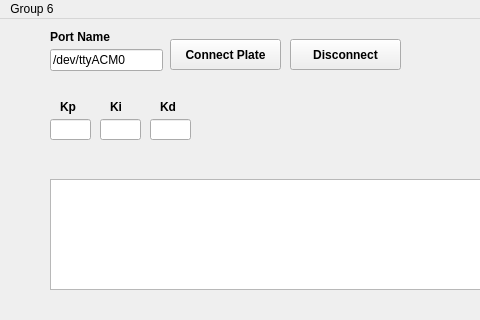
Above: Client/Client/mainwindow.ui from emrebayrm/CSE395_Proje1_Group6 before the change; both pictures show x 0 to 480 and y 0 to 320 of the 1178 by 759 pixel window. Below: the same form after it.
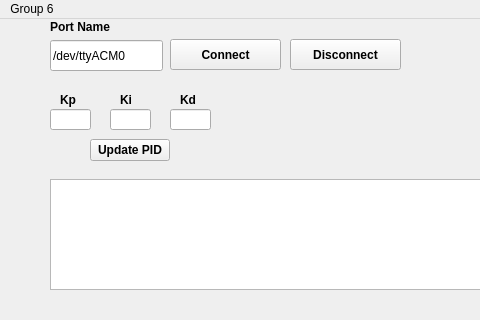
That is the form after the change. Custom widgets are drawn as their Qt base class.

```diff
--- a/Client/Client/mainwindow.ui
+++ b/Client/Client/mainwindow.ui
@@ -152,7 +152,7 @@
      </font>
     </property>
     <property name="text">
-     <string>Connect Plate</string>
+     <string>Connect</string>
     </property>
    </widget>
    <widget class="QPushButton" name="btnOpen3D">
@@ -196,9 +196,9 @@
     <property name="geometry">
      <rect>
       <x>50</x>
-      <y>30</y>
+      <y>21</y>
       <width>113</width>
-      <height>22</height>
+      <height>31</height>
      </rect>
     </property>
     <property name="text">
@@ -209,7 +209,7 @@
     <property name="geometry">
      <rect>
       <x>50</x>
-      <y>10</y>
+      <y>0</y>
       <width>81</width>
       <height>16</height>
      </rect>
@@ -247,7 +247,7 @@
     <property name="geometry">
      <rect>
       <x>50</x>
-      <y>100</y>
+      <y>90</y>
       <width>41</width>
       <height>21</height>
      </rect>
@@ -256,8 +256,8 @@
    <widget class="QLineEdit" name="kiLineEdit">
     <property name="geometry">
      <rect>
-      <x>100</x>
-      <y>100</y>
+      <x>110</x>
+      <y>90</y>
       <width>41</width>
       <height>21</height>
      </rect>
@@ -266,8 +266,8 @@
    <widget class="QLineEdit" name="kdLineEdit">
     <property name="geometry">
      <rect>
-      <x>150</x>
-      <y>100</y>
+      <x>170</x>
+      <y>90</y>
       <width>41</width>
       <height>21</height>
      </rect>
@@ -277,9 +277,9 @@
     <property name="geometry">
      <rect>
       <x>60</x>
-      <y>80</y>
-      <width>31</width>
-      <height>16</height>
+      <y>70</y>
+      <width>21</width>
+      <height>21</height>
      </rect>
     </property>
     <property name="font">
@@ -295,10 +295,10 @@
    <widget class="QLabel" name="kiLabel">
     <property name="geometry">
      <rect>
-      <x>110</x>
-      <y>80</y>
-      <width>31</width>
-      <height>16</height>
+      <x>120</x>
+      <y>70</y>
+      <width>21</width>
+      <height>21</height>
      </rect>
     </property>
     <property name="font">
@@ -314,10 +314,10 @@
    <widget class="QLabel" name="kdLabel">
     <property name="geometry">
      <rect>
-      <x>160</x>
-      <y>80</y>
-      <width>31</width>
-      <height>16</height>
+      <x>180</x>
+      <y>70</y>
+      <width>21</width>
+      <height>21</height>
      </rect>
     </property>
     <property name="font">
@@ -343,6 +343,25 @@
      <string/>
     </property>
    </widget>
+   <widget class="QPushButton" name="pushButton">
+    <property name="geometry">
+     <rect>
+      <x>90</x>
+      <y>120</y>
+      <width>80</width>
+      <height>22</height>
+     </rect>
+    </property>
+    <property name="font">
+     <font>
+      <weight>75</weight>
+      <bold>true</bold>
+     </font>
+    </property>
+    <property name="text">
+     <string>Update PID</string>
+    </property>
+   </widget>
   </widget>
   <widget class="QMenuBar" name="menubar">
    <property name="geometry">
```
